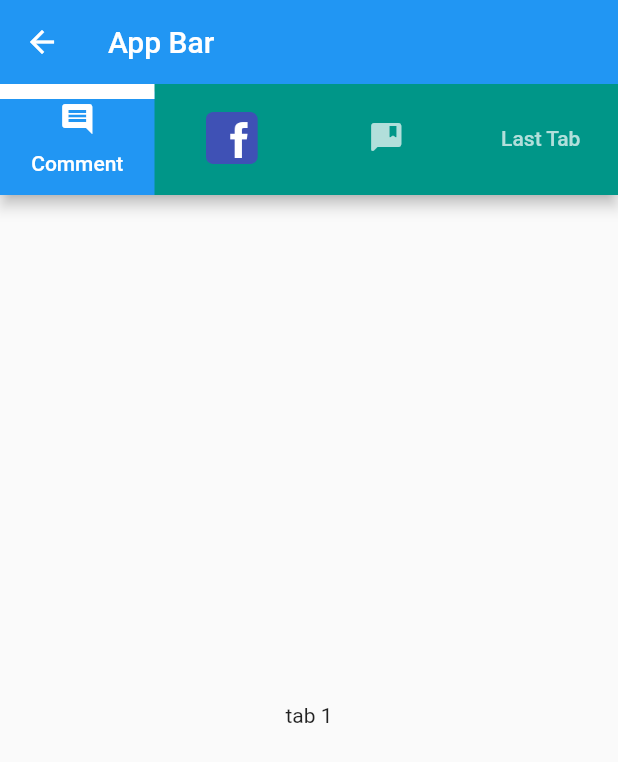
After one commit to wikugw/belajar-flutter, a Flutter app: the MainPage screen opened directly, after a tap on "GO TO APPBAR PAGE", on a phone screen of 412 x 824 dp. The commit adds this screen. Shown: the top 762 px of the screen. Run offline on Flutter 3.47's test engine with Material 2 defaults, Android fonts, the phone set to English and light mode, and no system bars.

Commit message:
tambah appbar page

```diff
--- /dev/null
+++ b/lib/appbar_page.dart
@@ -0,0 +1,49 @@
+import 'package:flutter/material.dart';
+
+class AppbarPage extends StatelessWidget {
+  @override
+  Widget build(BuildContext context) {
+
+    TabBar myTabBar = TabBar(
+            indicator: BoxDecoration(
+              color: Colors.blue,
+              border: Border(
+                top: BorderSide(
+                  color: Colors.white,
+                  width: 10
+                )
+              )
+            ),
+            tabs: [
+              Tab(icon: Icon(Icons.comment), text: 'Comment',),
+              Tab(child: Image(image: AssetImage("assets/images/facebook.png"))),
+              Tab(child: Icon(Icons.comment_bank_rounded),),
+              Tab(text: 'Last Tab')
+            ]
+          );
+
+    return DefaultTabController(
+      length: 4,
+      child: Scaffold(
+        appBar: AppBar(
+          title: Text('App Bar'),
+          bottom: PreferredSize(
+            preferredSize: Size.fromHeight(myTabBar.preferredSize.height),
+            child: Container(
+              color: Colors.teal,
+              child: myTabBar
+            )
+          )
+        ),
+        body: TabBarView(
+          children: [
+            Center(child: Text('tab 1')),
+            Center(child: Text('tab 2')),
+            Center(child: Text('tab 3')),
+            Center(child: Text('tab 4')),
+          ],
+        ),
+      )
+    );
+  }
+}
--- a/lib/main_page.dart
+++ b/lib/main_page.dart
@@ -1,4 +1,5 @@
 import 'package:flutter/material.dart';
+import 'package:hello_world/appbar_page.dart';
 import 'package:hello_world/custom_card_page.dart';
 import 'package:hello_world/customer_appbar_height.dart';
 import 'package:hello_world/hero_page.dart';
@@ -105,6 +106,14 @@ class MainPage extends StatelessWidget {
                   }));
                 },
                 child: Text('GO TO CUSTOM APPBAR HEIGHT PAGE'),
+              ),
+               RaisedButton(
+                onPressed: (){
+                  Navigator.push(context, MaterialPageRoute(builder: (context){
+                    return AppbarPage();
+                  }));
+                },
+                child: Text('GO TO APPBAR PAGE'),
               )
             ],
         ),
```
